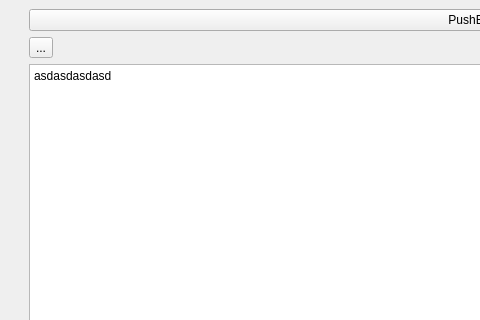
Before: the Qt Designer form iotpentool/gui/main_gui.ui in sarunasil/iotPenTool, drawn with Qt 5; both pictures show x 0 to 480 and y 0 to 320 of the 1000 by 800 pixel window.
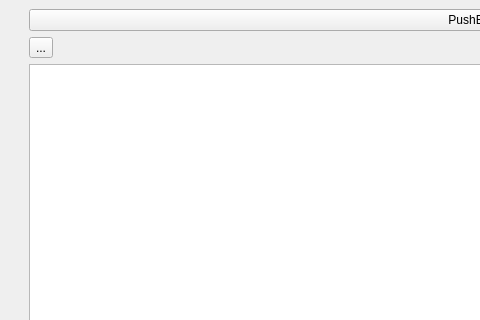
After: the same form once the commit is applied.

Diff of the .ui file:
```diff
--- a/iotpentool/gui/main_gui.ui
+++ b/iotpentool/gui/main_gui.ui
@@ -73,7 +73,7 @@
          <item row="2" column="1">
           <widget class="QPlainTextEdit" name="plainTextEdit">
            <property name="plainText">
-            <string>asdasdasdasd
+            <string>
 </string>
            </property>
           </widget>
```
